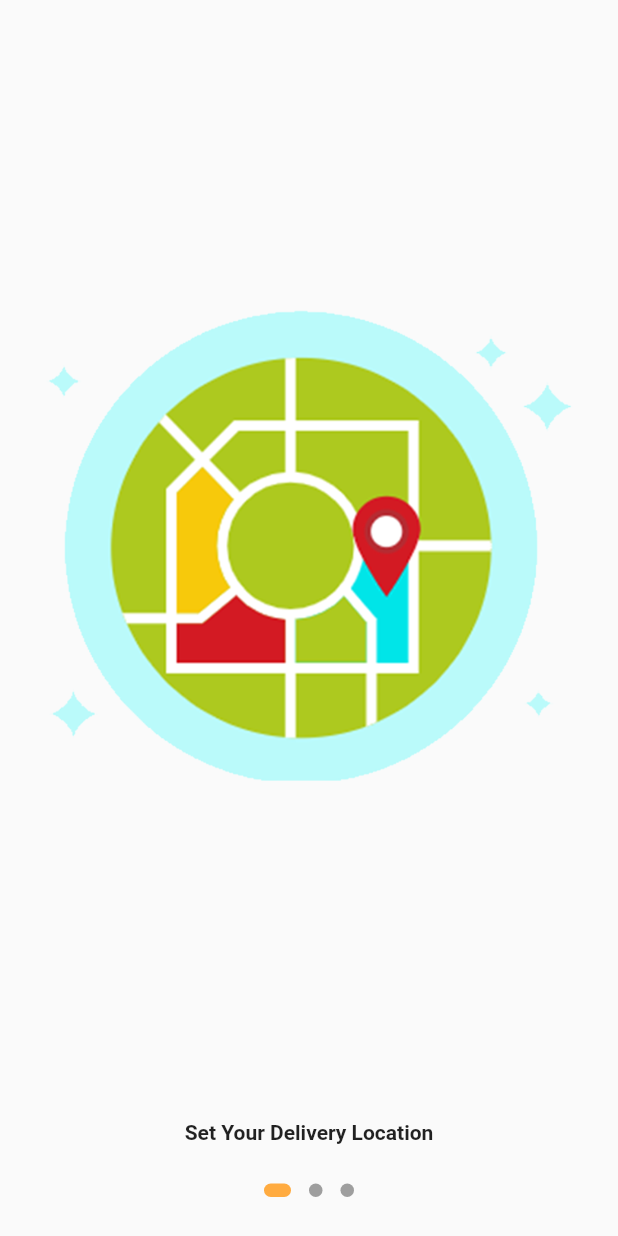
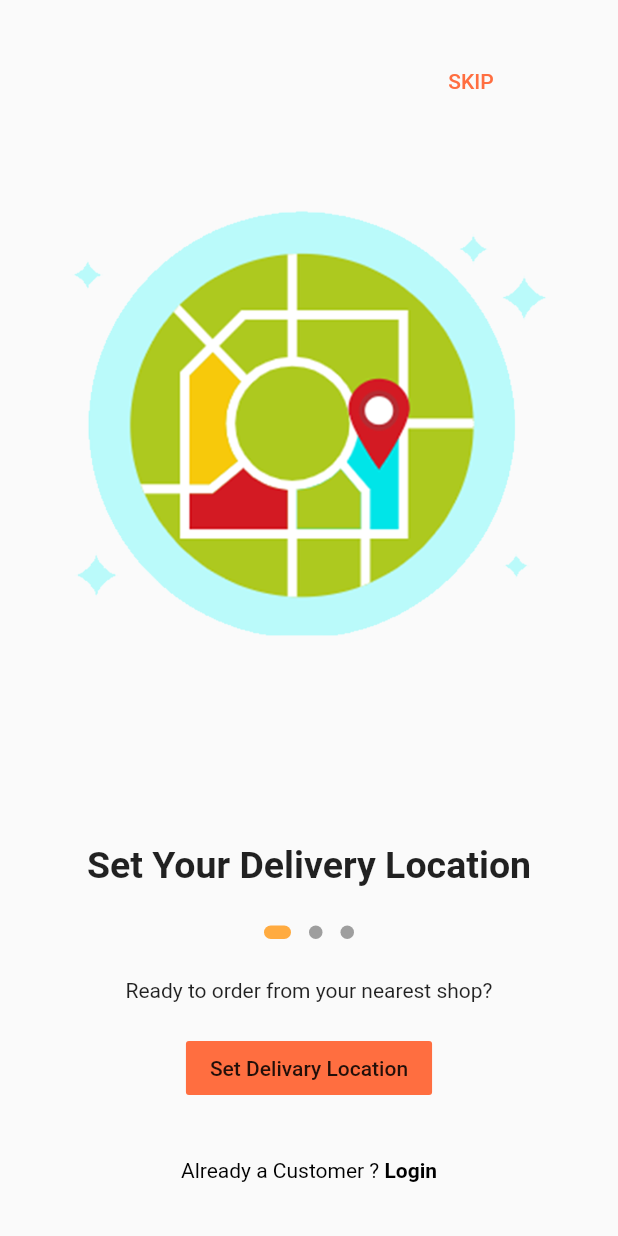
Before and after one commit to pramod423/grocery_app, a Flutter app: the screen it shows after launch, on a phone screen of 412 x 824 dp. Run offline on Flutter 3.47's test engine with Material 2 defaults, Android fonts, the phone set to English and light mode, and no system bars; drawn by our look-alikes of dots_indicator.

Commit message:
onboard change 2

```diff
--- /dev/null
+++ b/grocery_app/lib/constants.dart
@@ -0,0 +1,3 @@
+import 'package:flutter/material.dart';
+
+const KPageViewTextStyle = TextStyle(fontSize: 25, fontWeight: FontWeight.bold);
--- a/grocery_app/lib/main.dart
+++ b/grocery_app/lib/main.dart
@@ -1,6 +1,6 @@
 import 'dart:async';
 import 'package:flutter/material.dart';
-import 'screens/onboard_screen.dart';
+import 'screens/welcome_Screen.dart';
 
 void main() {
   runApp(MyApp());
@@ -31,7 +31,7 @@ class _SplashScreenState extends State<SplashScreen> {
   void initState() {
     Timer(Duration(seconds: 3), () {
       Navigator.pushReplacement(
-          context, MaterialPageRoute(builder: (context) => OnBoardScreen()));
+          context, MaterialPageRoute(builder: (context) => WelcomeScreen()));
     });
 
     super.initState();
--- a/grocery_app/lib/screens/onboard_screen.dart
+++ b/grocery_app/lib/screens/onboard_screen.dart
@@ -1,5 +1,7 @@
 import 'package:dots_indicator/dots_indicator.dart';
 import 'package:flutter/material.dart';
+
+import '../constants.dart';
 
 class OnBoardScreen extends StatefulWidget {
   @override
@@ -20,7 +22,7 @@ class _OnBoardScreenState extends State<OnBoardScreen> {
         Expanded(child: Image.asset('images/enteraddress.png')),
         Text(
           'Set Your Delivery Location',
-          style: TextStyle(fontWeight: FontWeight.bold),
+          style: KPageViewTextStyle,
         )
       ],
     ),
@@ -28,21 +30,19 @@ class _OnBoardScreenState extends State<OnBoardScreen> {
       children: [
         Expanded(child: Image.asset('images/orderfood.png')),
         Text('Order Online from Your Favourite Store',
-            style: TextStyle(fontWeight: FontWeight.bold))
+            style: KPageViewTextStyle)
       ],
     ),
     Column(
       children: [
         Expanded(child: Image.asset('images/deliverfood.png')),
-        Text('Quick Deliver to your Doorstep',
-            style: TextStyle(fontWeight: FontWeight.bold))
+        Text('Quick Deliver to your Doorstep', style: KPageViewTextStyle)
       ],
     )
   ];
 
   Widget build(BuildContext context) {
-    return Scaffold(
-      body: Column(
+    return Column(
       children: [
         Expanded(
           child: PageView(
@@ -72,7 +72,6 @@ class _OnBoardScreenState extends State<OnBoardScreen> {
           height: 20,
         ),
       ],
-      ),
     );
   }
 }
--- /dev/null
+++ b/grocery_app/lib/screens/welcome_Screen.dart
@@ -0,0 +1,54 @@
+import 'package:flutter/material.dart';
+import 'package:grocery_app/screens/onboard_screen.dart';
+
+class WelcomeScreen extends StatelessWidget {
+  @override
+  Widget build(BuildContext context) {
+    return Scaffold(
+      body: Padding(
+        padding: const EdgeInsets.all(20.0),
+        child: Stack(
+          children: [
+            Positioned(
+                top: 10,
+                left: 250,
+                child: FlatButton(
+                    onPressed: () {},
+                    child: Text(
+                      'SKIP',
+                      style: TextStyle(color: Colors.deepOrangeAccent),
+                    ))),
+            Column(
+              children: [
+                Expanded(child: OnBoardScreen()),
+                Text('Ready to order from your nearest shop?'),
+                SizedBox(
+                  height: 20,
+                ),
+                FlatButton(
+                  color: Colors.deepOrangeAccent,
+                  child: Text('Set Delivary Location'),
+                  onPressed: () {},
+                ),
+                SizedBox(
+                  height: 20,
+                ),
+                FlatButton(
+                    onPressed: () {},
+                    child: RichText(
+                        text: TextSpan(
+                            text: 'Already a Customer ?',
+                            style: TextStyle(color: Colors.black),
+                            children: [
+                          TextSpan(
+                              text: ' Login',
+                              style: TextStyle(fontWeight: FontWeight.bold))
+                        ])))
+              ],
+            ),
+          ],
+        ),
+      ),
+    );
+  }
+}
```
Lines whose indentation alone changed are shown as unchanged.
